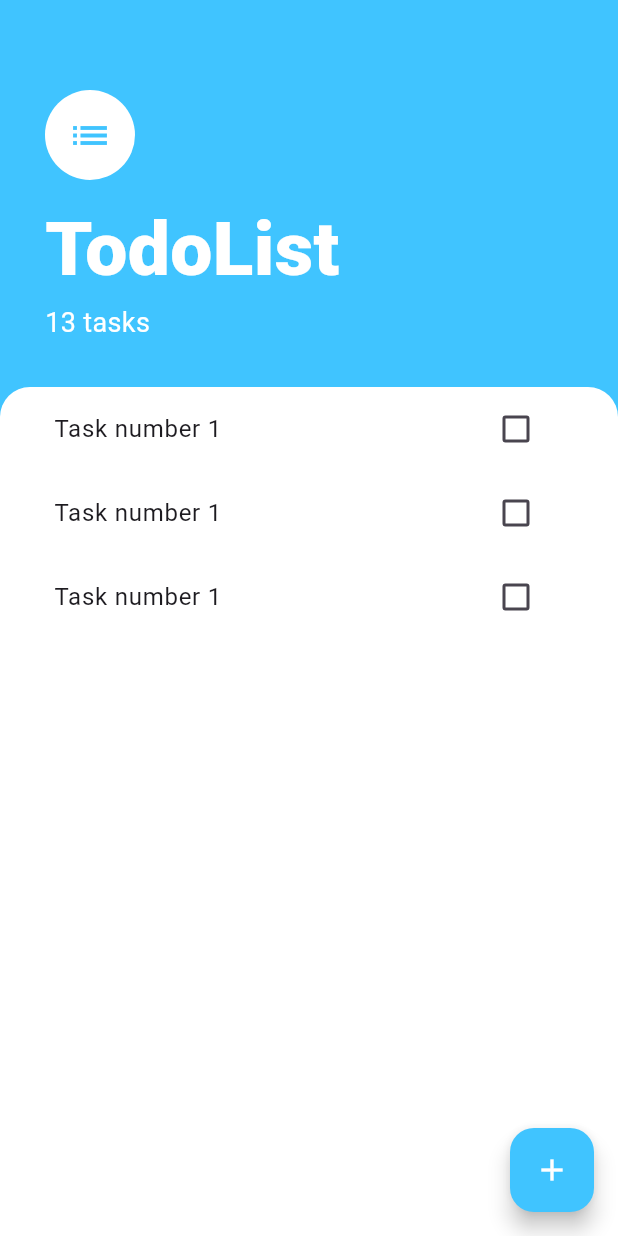
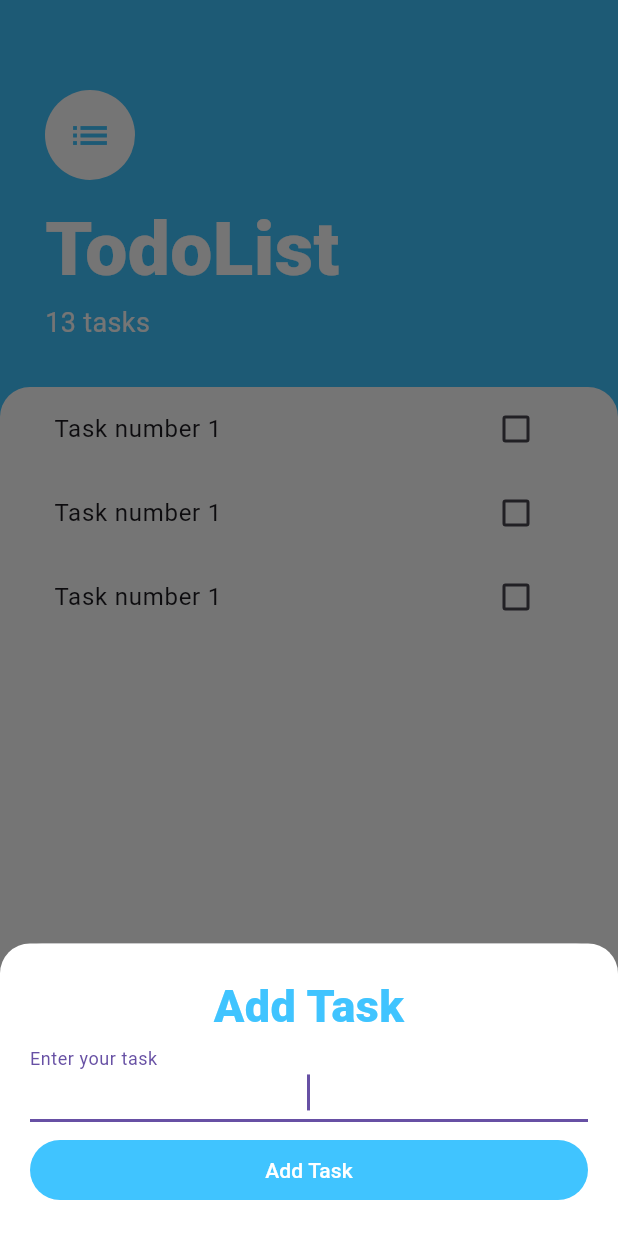
Before and after one commit to mvishnuprasad/TodoList, a Flutter app: the screen it shows after launch, after a tap on the "add" icon, on a phone screen of 412 x 824 dp. Run offline on Flutter 3.47's test engine with Material 3 defaults, Android fonts, the phone set to English and light mode, and no system bars.

Commit message:
callbacks added

```diff
--- a/lib/main.dart
+++ b/lib/main.dart
@@ -9,7 +9,7 @@ class ToDolist extends StatelessWidget {
 
   @override
   Widget build(BuildContext context) {
-    return MaterialApp(
+    return const MaterialApp(
       home: TaskScreen(),
     );
   }
--- a/lib/pages/TaskScreen.dart
+++ b/lib/pages/TaskScreen.dart
@@ -1,5 +1,7 @@
 import 'package:flutter/material.dart';
+import 'package:todolist/widgets/addTask.dart';
 import 'package:todolist/widgets/task_list.dart';
+
 class TaskScreen extends StatelessWidget {
   const TaskScreen({super.key});
 
@@ -15,7 +17,17 @@ class TaskScreen extends StatelessWidget {
             Icons.add,
             color: Colors.white,
           ),
-          onPressed: () {},
+          onPressed: () {
+            showModalBottomSheet(
+              context: context,
+              isScrollControlled: true,
+              builder: (context) => SingleChildScrollView(
+                  child: Container(
+                      padding: EdgeInsets.only(
+                          bottom: MediaQuery.of(context).viewInsets.bottom),
+                      child: AddTaskScreen())),
+            );
+          },
         ),
         body: Column(
           crossAxisAlignment: CrossAxisAlignment.start,
--- /dev/null
+++ b/lib/widgets/addTask.dart
@@ -0,0 +1,52 @@
+import 'package:flutter/material.dart';
+
+class AddTaskScreen extends StatelessWidget {
+  const AddTaskScreen({super.key});
+
+  @override
+  Widget build(BuildContext context) {
+    return Container(
+      color: const Color(0xff757575),
+      child: Container(
+        padding: EdgeInsets.all(20),
+        decoration: const BoxDecoration(
+            color: Colors.white,
+            borderRadius: BorderRadius.only(
+                topRight: Radius.circular(20), topLeft: Radius.circular(20))),
+        child: Column(
+          crossAxisAlignment: CrossAxisAlignment.stretch,
+          children: [
+            const Text(
+              textAlign: TextAlign.center,
+              "Add Task",
+              style: TextStyle(
+                  fontSize: 30,
+                  fontWeight: FontWeight.w900,
+                  color: Colors.lightBlueAccent),
+            ),
+            const TextField(
+              autofocus: true,
+              textAlign: TextAlign.center,
+              decoration: InputDecoration(
+                border: UnderlineInputBorder(),
+                labelText: 'Enter your task',
+              ),
+            ),
+            Padding(
+              padding: const EdgeInsets.only(top: 8.0),
+              child: TextButton(
+                style: ButtonStyle(
+                  foregroundColor: MaterialStateProperty.all(Colors.white),
+                  backgroundColor:
+                      MaterialStateProperty.all(Colors.lightBlueAccent),
+                ),
+                onPressed: () {},
+                child: const Text('Add Task'),
+              ),
+            )
+          ],
+        ),
+      ),
+    );
+  }
+}
--- a/lib/widgets/task_tile.dart
+++ b/lib/widgets/task_tile.dart
@@ -1,18 +1,44 @@
 import 'package:flutter/material.dart';
 
-class TaskTile extends StatelessWidget {
+class TaskTile extends StatefulWidget {
   const TaskTile({
     super.key,
   });
 
   @override
+  State<TaskTile> createState() => _TaskTileState();
+}
+
+class _TaskTileState extends State<TaskTile> {
+  bool isChecked = false;
+  void checkBoxCallBack(bool? checkBoxStateValue) {
+    setState(() {
+      isChecked = checkBoxStateValue!;
+    });
+  }
+
+  @override
   Widget build(BuildContext context) {
     return ListTile(
-      title: const Text("Task number 1"),
-      trailing: Checkbox(
-        value: false,
-        onChanged: (bool? value) {},
+      title: Text(
+        "Task number 1",
+        style: TextStyle(
+            decoration: isChecked ? TextDecoration.lineThrough : null),
       ),
+      trailing: TaskCheckbox(isChecked, checkBoxCallBack),
     );
   }
 }
+
+class TaskCheckbox extends StatelessWidget {
+  final bool checkBoxState;
+  final void Function(bool?) toggleCheckBoxState;
+  TaskCheckbox(this.checkBoxState, this.toggleCheckBoxState);
+  @override
+  Widget build(BuildContext context) {
+    return Checkbox(
+      value: checkBoxState,
+      onChanged: toggleCheckBoxState,
+    );
+  }
+}
```
Also changed, not shown: lib/widgets/task_list.dart (+2 -6 lines), 1 other file.
